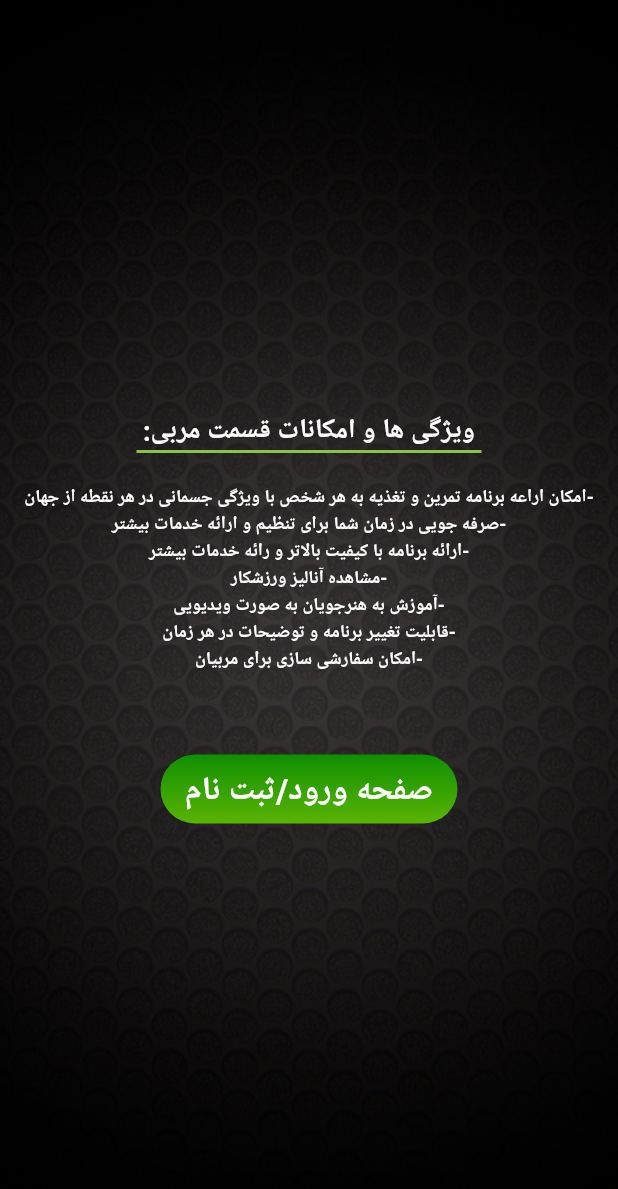
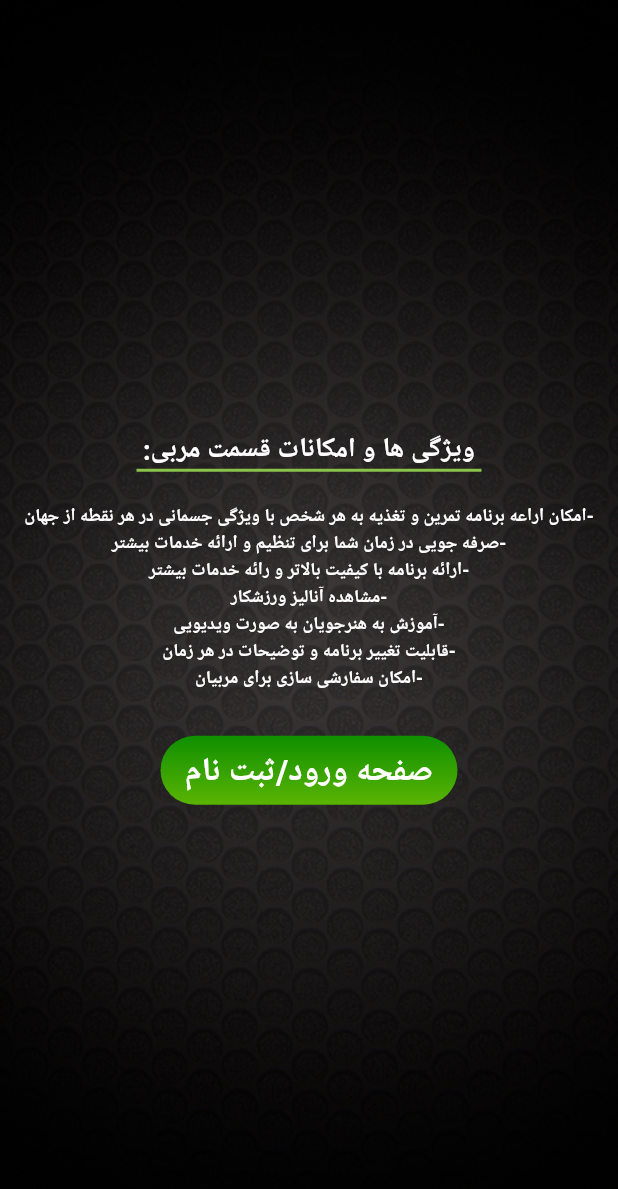
Before and after one commit to HosseinAsadi/ArtMan, a Flutter app: the screen it shows after launch, after a tap on "ورود", on a phone screen of 412 x 824 dp. Shown: the top 1189 px of the screen. Run offline on Flutter 3.47's test engine with Material 2 defaults, Android fonts, the phone set to English and light mode, and no system bars.

```diff
--- a/lib/components/button.dart
+++ b/lib/components/button.dart
@@ -1,34 +1,33 @@
 import 'package:flutter/material.dart';
 
 class CustomButton extends StatefulWidget{
-  String _text, _navigatorPush;
-  CustomButton(this._text, this._navigatorPush);
+  String _text;
+  CustomButton(this._text);
 
   @override
   State<StatefulWidget> createState() {
     // TODO: implement createState
-    return CB(this._text, this._navigatorPush);
+    return CB(this._text);
   }
 
 }
 
 class CB extends State<CustomButton>{
-  String _text, _navigatorPush;
+  String _text;
 
-  CB(this._text, this._navigatorPush);
+  CB(this._text);
 
   @override
   Widget build(BuildContext context) {
     // TODO: implement build
-    return button(this._text, this._navigatorPush);
+    return button(this._text);
   }
 
-  Widget button(String text, String navigatorPush) => GestureDetector(
-    child: Container(
+  Widget button(String text) => Container(
         margin: EdgeInsets.only(
             left:  MediaQuery.of(context).size.width - 305,
             right:  MediaQuery.of(context).size.width - 305,
-          top: 25
+            top: 30
         ),
         padding: EdgeInsets.only(top: 8, bottom: 8),
         alignment: Alignment(0, 0),
@@ -44,11 +43,7 @@ class CB extends State<CustomButton>{
             style: TextStyle(
                 fontWeight: FontWeight.bold,
                 color: Colors.white,
-                fontSize: 22))),
-    onTap: () {
-//      if(_formKey.currentState.validate())
-      Navigator.pushNamed(context, navigatorPush);
-    },
+                fontSize: 22))
   );
 
 
--- a/lib/components/custom-radio-model.dart
+++ b/lib/components/custom-radio-model.dart
@@ -16,8 +16,8 @@ class RadioItem extends StatelessWidget{
     // TODO: implement build
     return Container(
       margin: EdgeInsets.only(
-          left: MediaQuery.of(context).size.width - 260,
-          right: MediaQuery.of(context).size.width - 260,
+          left: MediaQuery.of(context).size.width / 2.8,
+          right: MediaQuery.of(context).size.width / 2.8,
           top: 15, bottom: 8),
       decoration: BoxDecoration(
         color: Colors.white,
@@ -28,18 +28,6 @@ class RadioItem extends StatelessWidget{
         mainAxisAlignment: MainAxisAlignment.center,
         crossAxisAlignment: CrossAxisAlignment.center,
         children: <Widget>[
-          Container(
-            margin: EdgeInsets.all(8),
-            child: Text(
-                _item.text,
-                style: TextStyle(
-                  fontWeight: FontWeight.bold,
-                  color: Colors.black,
-                  fontSize: 20
-                )
-            ),
-          ),
-
           Container(
             height: 20,
             width: 20,
@@ -56,7 +44,19 @@ class RadioItem extends StatelessWidget{
                 const Radius.circular(15)
               )
             ),
-          )
+          ),
+
+          Container(
+            margin: EdgeInsets.all(8),
+            child: Text(
+                _item.text,
+                style: TextStyle(
+                    fontWeight: FontWeight.bold,
+                    color: Colors.black,
+                    fontSize: 20
+                )
+            ),
+          ),
         ],
       ),
     );
--- a/lib/screens/coach-atributies-explanations.dart
+++ b/lib/screens/coach-atributies-explanations.dart
@@ -11,7 +11,7 @@ class CoachExplan extends StatefulWidget{
 }
 
 class CE extends State<CoachExplan>{
-  CustomButton _cb = new CustomButton('صفحه ورود/ثبت نام', '/register');
+  CustomButton _cb = new CustomButton('صفحه ورود/ثبت نام');
 
   @override
   Widget build(BuildContext context) {
@@ -50,7 +50,6 @@ class CE extends State<CoachExplan>{
         ),
 
         Container(
-          margin: EdgeInsets.only(bottom: 30),
           padding: EdgeInsets.only(
               left: 10,
               right: 10
@@ -67,9 +66,16 @@ class CE extends State<CoachExplan>{
           ),
         ),
 
-        _cb
+        button()
       ],
     )
   );
 
+  Widget button() => GestureDetector(
+    child: _cb,
+    onTap: () {
+        Navigator.pushNamed(context, '/register');
+    },
+  );
+
 }
--- a/lib/screens/first-login.dart
+++ b/lib/screens/first-login.dart
@@ -1,5 +1,7 @@
 import 'package:flutter/material.dart';
 import 'package:art_man/components/custom-radio-model.dart';
+import 'package:art_man/components/button.dart';
+
 
 class FirstLogin extends StatefulWidget {
   @override
@@ -11,6 +13,7 @@ class FirstLogin extends StatefulWidget {
 
 class FL extends State<FirstLogin> {
   List<RadioModel> values = new List<RadioModel>();
+  CustomButton _cb = new CustomButton('ورود');
 
   @override
   void initState() {
@@ -50,7 +53,7 @@ class FL extends State<FirstLogin> {
       );
 
   Widget radioButton() => Container(
-      height: 190,
+      height: 170,
       child: ListView.builder(
         itemCount: values.length,
         physics: const NeverScrollableScrollPhysics(),
@@ -69,21 +72,7 @@ class FL extends State<FirstLogin> {
       ));
 
   Widget button() => GestureDetector(
-        child: Container(
-            width: 200,
-            padding: EdgeInsets.only(top: 10, bottom: 10),
-            alignment: Alignment(0, 0),
-            decoration: BoxDecoration(
-                gradient: LinearGradient(
-                    colors: [new Color(0xFF0F8F00), new Color(0xFF5AB403)],
-                    begin: Alignment.topCenter,
-                    end: Alignment.bottomCenter),
-                borderRadius: BorderRadius.circular(25)),
-            child: Text('ورود',
-                style: TextStyle(
-                    fontWeight: FontWeight.bold,
-                    color: Colors.white,
-                    fontSize: 20))),
+        child: _cb,
         onTap: () {
           if (values[0].isSelected == true)
             Navigator.pushNamed(context, '/coach-explan');
```
Also changed, not shown: lib/components/text-field-enter.dart (+10 -5 lines), lib/screens/monthly-payment.dart (+39 -18 lines), lib/screens/register.dart (+27 -11 lines), lib/screens/sms-verify.dart (+32 -28 lines).
